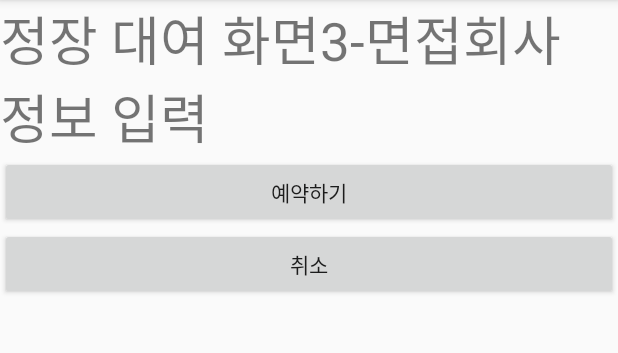
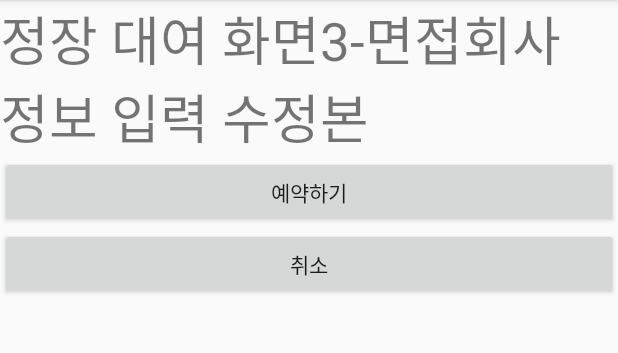
Before and after one commit to xoddus904/YouthWings, an Android app: the SuitLoanActivity3 screen opened directly, with no data from a screen before it, on a phone screen of 412 x 824 dp, the part 84-437 px from its top. Run offline under Robolectric (Android 15) with nearby library versions, the phone set to English and light mode, and no system bars.

Commit message:
20201006
xml수정

```diff
--- a/app/src/main/res/layout/activity_suit_loan3.xml
+++ b/app/src/main/res/layout/activity_suit_loan3.xml
@@ -8,7 +8,7 @@
         android:layout_width="wrap_content"
         android:layout_height="wrap_content"
         android:layout_gravity="center"
-        android:text="정장 대여 화면3-면접회사 정보 입력"
+        android:text="정장 대여 화면3-면접회사 정보 입력 수정본"
         android:textSize="35dp"/>
 
     <Button
```
